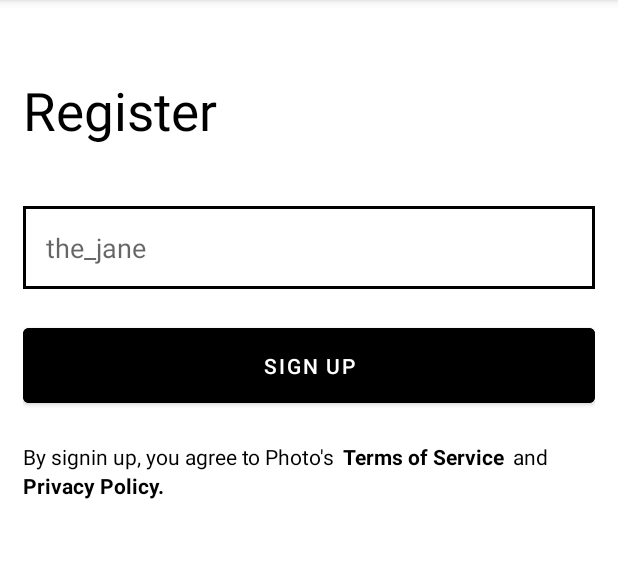
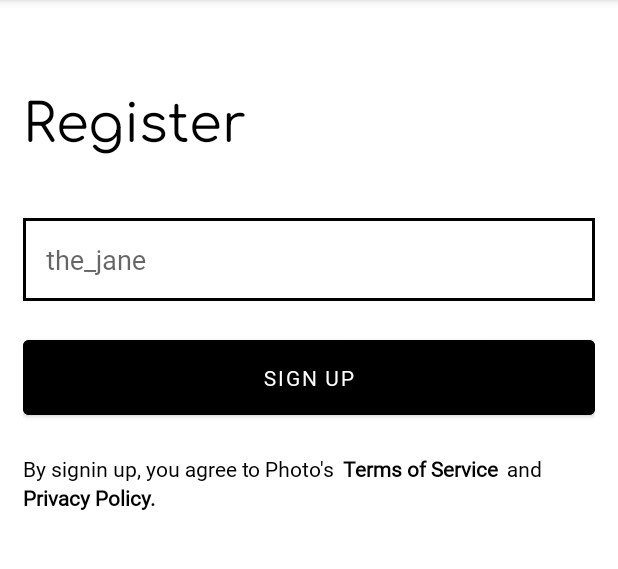
Before and after one commit to mamjadjr/VishalKumawat-NeatRoots-Project, an Android app: the RegisterStepTwoActivity screen opened directly, with no data from a screen before it, on a phone screen of 412 x 824 dp, the part 84-653 px from its top. Run offline under Robolectric (Android 15) with nearby library versions, the phone set to English and light mode, and no system bars.

Commit message:
Complete register 1 & 2 activity design with font

```diff
--- a/app/src/main/res/layout/activity_logged_out.xml
+++ b/app/src/main/res/layout/activity_logged_out.xml
@@ -7,6 +7,7 @@
     android:background="@drawable/loggedout_background"
     tools:context=".LoggedOutActivity">
 
+
     <ImageView
         android:id="@+id/imageView"
         android:layout_width="wrap_content"
@@ -14,9 +15,9 @@
         android:src="@drawable/logo"
         app:layout_constraintBottom_toBottomOf="parent"
         app:layout_constraintEnd_toEndOf="parent"
+        app:layout_constraintHorizontal_bias="0.497"
         app:layout_constraintStart_toStartOf="parent"
         app:layout_constraintTop_toTopOf="parent" />
-
 
     <androidx.constraintlayout.widget.ConstraintLayout
         android:layout_width="match_parent"
--- a/app/src/main/res/layout/activity_register_step_one.xml
+++ b/app/src/main/res/layout/activity_register_step_one.xml
@@ -16,6 +16,7 @@
         android:layout_marginTop="50dp"
         android:layout_marginBottom="20dp"
         android:text="Register"
+        android:fontFamily="@font/comfortaa"
         android:textColor="@color/black"
         android:textSize="35sp" />
 
@@ -26,6 +27,7 @@
         android:layout_marginTop="20dp"
         android:background="@drawable/et_style"
         android:ems="10"
+        android:fontFamily="@font/roboto"
         android:hint="jane@example.com"
         android:inputType="textEmailAddress"
         android:padding="15dp" />
@@ -37,6 +39,7 @@
         android:layout_marginTop="20dp"
         android:background="@drawable/et_style"
         android:ems="10"
+        android:fontFamily="@font/roboto"
         android:hint="Password"
         android:inputType="textPassword"
         android:padding="15dp" />
@@ -46,7 +49,8 @@
         android:layout_width="match_parent"
         android:layout_height="wrap_content"
         android:layout_marginTop="20dp"
+        android:backgroundTint="@color/black"
+        android:fontFamily="@font/roboto"
         android:padding="15dp"
-        android:backgroundTint="@color/black"
         android:text="next" />
 </LinearLayout>
--- a/app/src/main/res/layout/activity_register_step_two.xml
+++ b/app/src/main/res/layout/activity_register_step_two.xml
@@ -13,6 +13,7 @@
         android:layout_height="wrap_content"
         android:layout_marginTop="50dp"
         android:layout_marginBottom="20dp"
+        android:fontFamily="@font/comfortaa"
         android:text="Register"
         android:textColor="@color/black"
         android:textSize="35sp" />
@@ -21,10 +22,11 @@
         android:id="@+id/editTextTextPersonName"
         android:layout_width="match_parent"
         android:layout_height="wrap_content"
+        android:layout_marginTop="20dp"
         android:background="@drawable/et_style"
         android:ems="10"
+        android:fontFamily="@font/roboto"
         android:hint="the_jane"
-        android:layout_marginTop="20dp"
         android:inputType="textPersonName"
         android:padding="15dp" />
 
@@ -34,8 +36,9 @@
         android:layout_width="match_parent"
         android:layout_height="wrap_content"
         android:layout_marginTop="20dp"
+        android:backgroundTint="@color/black"
+        android:fontFamily="@font/roboto"
         android:padding="15dp"
-        android:backgroundTint="@color/black"
         android:text="sign up" />
 
     <LinearLayout
@@ -49,6 +52,7 @@
             android:layout_width="wrap_content"
             android:layout_height="wrap_content"
             android:layout_marginEnd="5dp"
+            android:fontFamily="@font/roboto"
             android:text="By signin up, you agree to Photo's"
             android:textColor="@color/black" />
 
@@ -56,6 +60,7 @@
             android:id="@+id/textView3"
             android:layout_width="wrap_content"
             android:layout_height="wrap_content"
+            android:fontFamily="@font/roboto"
             android:text="Terms of Service"
             android:textColor="@color/black"
             android:textStyle="bold" />
@@ -65,6 +70,7 @@
             android:layout_width="wrap_content"
             android:layout_height="wrap_content"
             android:layout_marginStart="5dp"
+            android:fontFamily="@font/roboto"
             android:text="and"
             android:textColor="@color/black" />
 
@@ -74,6 +80,7 @@
         android:id="@+id/textView5"
         android:layout_width="wrap_content"
         android:layout_height="wrap_content"
+        android:fontFamily="@font/roboto"
         android:text="Privacy Policy."
         android:textColor="@color/black"
         android:textStyle="bold" />
```
